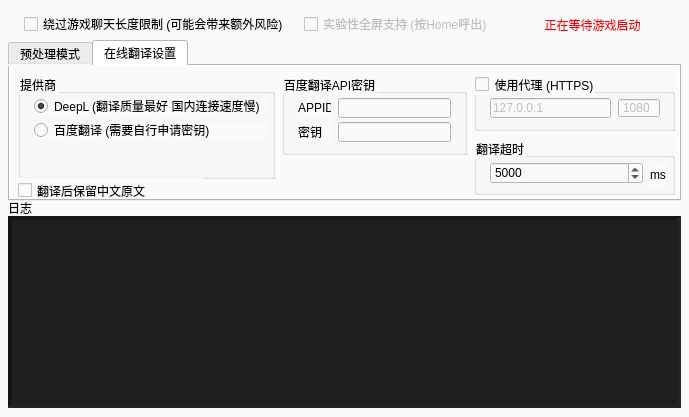
Above: BattlefieldChat/BattlefieldChat.ui from SakuraKoi/BattlefieldChat before the change. Below: the same form after it.
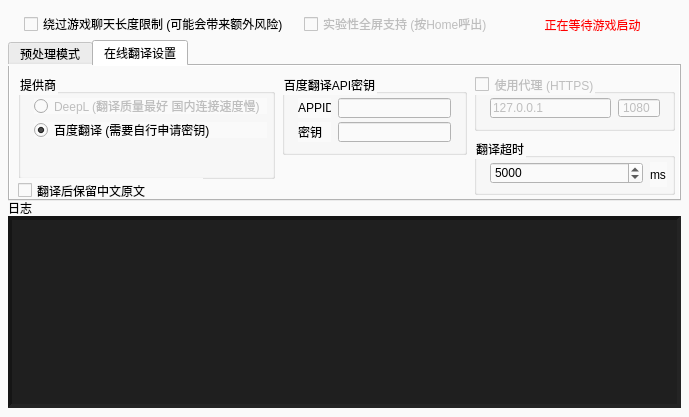
That is the form after the change. The open tabs and pages were chosen to show the change. Icons and pictures are not drawn.

The edit to the form file:
```diff
--- a/BattlefieldChat/BattlefieldChat.ui
+++ b/BattlefieldChat/BattlefieldChat.ui
@@ -268,6 +268,9 @@
         <string>提供商</string>
        </property>
        <widget class="QRadioButton" name="radioProviderDeepL">
+        <property name="enabled">
+         <bool>false</bool>
+        </property>
         <property name="geometry">
          <rect>
           <x>16</x>
@@ -280,7 +283,7 @@
          <string>DeepL (翻译质量最好 国内连接速度慢)</string>
         </property>
         <property name="checked">
-         <bool>true</bool>
+         <bool>false</bool>
         </property>
        </widget>
        <widget class="QRadioButton" name="radioProviderBaidu">
@@ -296,11 +299,14 @@
          <string>百度翻译 (需要自行申请密钥)</string>
         </property>
         <property name="checked">
-         <bool>false</bool>
+         <bool>true</bool>
         </property>
        </widget>
       </widget>
       <widget class="QGroupBox" name="chkUseProxy">
+       <property name="enabled">
+        <bool>false</bool>
+       </property>
        <property name="geometry">
         <rect>
          <x>464</x>
```
